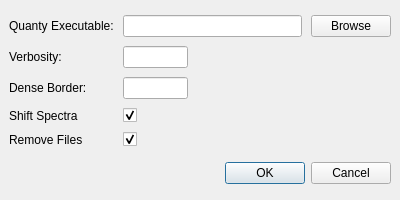
Old version of the form crispy/gui/uis/quanty/preferences.ui in the repository mretegan/crispy.
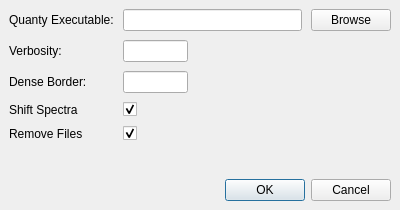
New version of the form.

Commit message: Tweak the preference dialog

```diff
--- a/crispy/gui/uis/quanty/preferences.ui
+++ b/crispy/gui/uis/quanty/preferences.ui
@@ -10,19 +10,13 @@
     <x>0</x>
     <y>0</y>
     <width>400</width>
-    <height>200</height>
+    <height>210</height>
    </rect>
   </property>
   <property name="minimumSize">
    <size>
     <width>0</width>
-    <height>170</height>
-   </size>
-  </property>
-  <property name="maximumSize">
-   <size>
-    <width>16777215</width>
-    <height>200</height>
+    <height>210</height>
    </size>
   </property>
   <property name="windowTitle">
@@ -185,6 +179,19 @@
      </item>
     </layout>
    </item>
+   <item>
+    <spacer name="verticalSpacer">
+     <property name="orientation">
+      <enum>Qt::Vertical</enum>
+     </property>
+     <property name="sizeHint" stdset="0">
+      <size>
+       <width>20</width>
+       <height>40</height>
+      </size>
+     </property>
+    </spacer>
+   </item>
    <item>
     <widget class="QDialogButtonBox" name="buttonBox">
      <property name="standardButtons">
```
